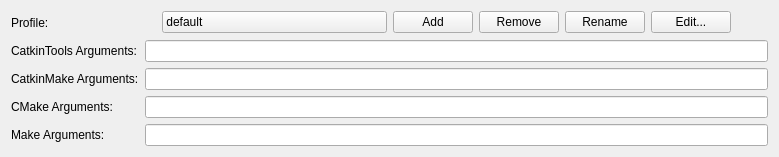
Old version of the form src/project_manager/ros_catkin_tools_step.ui in the repository ros-industrial/ros_qtc_plugin.
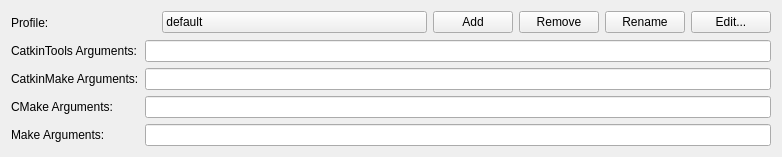
New version of the form.

```diff
--- a/src/project_manager/ros_catkin_tools_step.ui
+++ b/src/project_manager/ros_catkin_tools_step.ui
@@ -64,7 +64,7 @@
        <widget class="QPushButton" name="profilePushButton">
         <property name="minimumSize">
          <size>
-          <width>225</width>
+          <width>265</width>
           <height>0</height>
          </size>
         </property>
```
